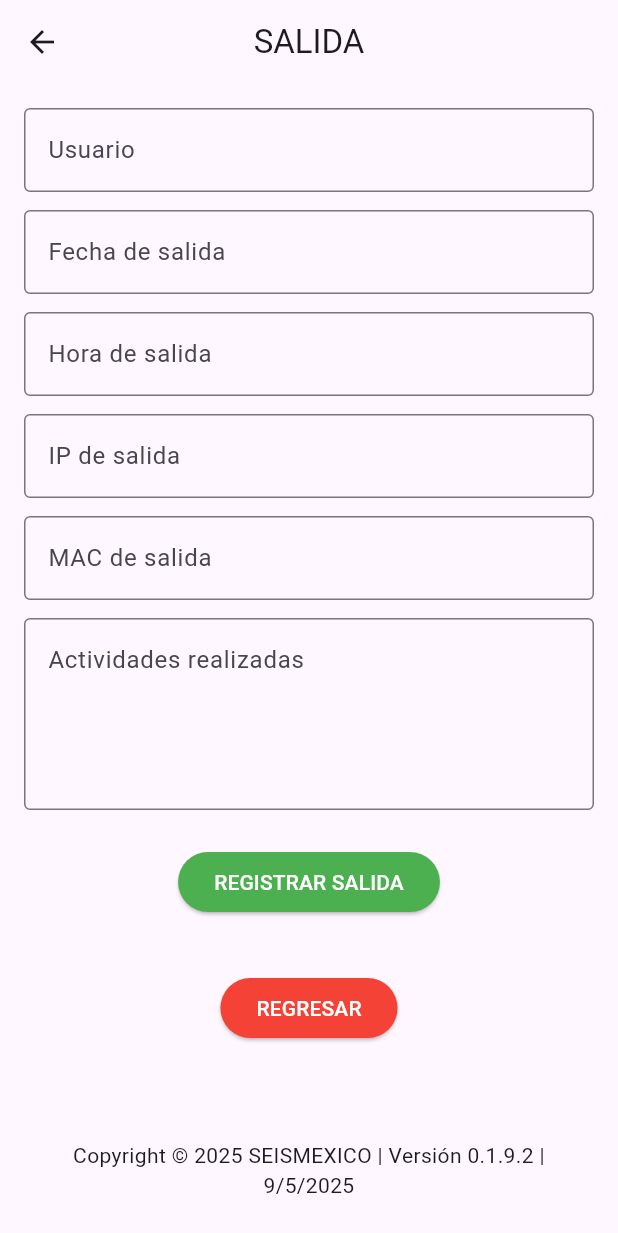
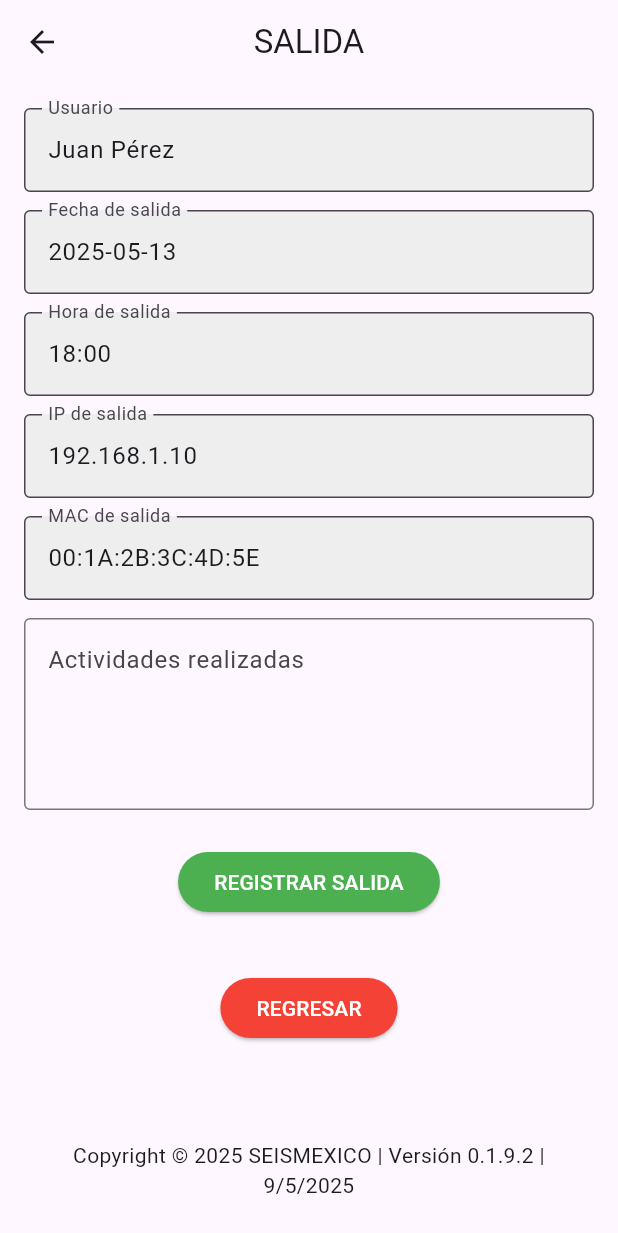
Before and after one commit to angelcruz24/Asistencia, a Flutter app: the Salida screen opened directly, on a phone screen of 412 x 824 dp. Shown: the top 1233 px of the screen. Run offline on Flutter 3.47's test engine with Material 3 defaults, Android fonts, the phone set to English and light mode, and no system bars; our stand-ins replace awesome_dialog.

Commit message:
campos de vista salida corregidos

```diff
--- a/app/flutter_application_asistencia/lib/main.dart
+++ b/app/flutter_application_asistencia/lib/main.dart
@@ -1,5 +1,5 @@
 import 'package:flutter/material.dart';
-import 'package:flutter_application_asistencia/src/views/escritorio.dart';
+//import 'package:flutter_application_asistencia/src/views/escritorio.dart';
 
 import 'package:flutter_application_asistencia/src/views/login.dart';
 //import 'package:flutter_application_asistencia/src/views/salida.dart'; // Asegúrate que el nombre del archivo coincida
@@ -19,7 +19,7 @@ class MyApp extends StatelessWidget {
       theme: ThemeData(
         primarySwatch: Colors.blue,
       ),
-      home: const Escritorio(), // Esta es tu pantal)la de login
+      home: const Login(), // Esta es tu pantal)la de login
     );
   }
 }
--- /dev/null
+++ b/app/flutter_application_asistencia/lib/src/Controllers/salidacontroller.dart
@@ -0,0 +1,31 @@
+// lib/controllers/salida_controller.dart
+import 'package:flutter/material.dart';
+
+class SalidaController {
+  final TextEditingController usuarioController = TextEditingController(text: "Juan Pérez");
+  final TextEditingController fechaSalidaController = TextEditingController(text: "2025-05-13");
+  final TextEditingController horaSalidaController = TextEditingController(text: "18:00");
+  final TextEditingController ipSalidaController = TextEditingController(text: "192.168.1.10");
+  final TextEditingController macSalidaController = TextEditingController(text: "00:1A:2B:3C:4D:5E");
+  final TextEditingController actividadesController = TextEditingController();
+
+  void registrarSalida() {
+    // Aquí puedes poner la lógica de registrar salida
+    debugPrint("Salida registrada:");
+    debugPrint("Usuario: ${usuarioController.text}");
+    debugPrint("Fecha: ${fechaSalidaController.text}");
+    debugPrint("Hora: ${horaSalidaController.text}");
+    debugPrint("IP: ${ipSalidaController.text}");
+    debugPrint("MAC: ${macSalidaController.text}");
+    debugPrint("Actividades: ${actividadesController.text}");
+  }
+
+  void dispose() {
+    usuarioController.dispose();
+    fechaSalidaController.dispose();
+    horaSalidaController.dispose();
+    ipSalidaController.dispose();
+    macSalidaController.dispose();
+    actividadesController.dispose();
+  }
+}
--- a/app/flutter_application_asistencia/lib/src/views/escritorio.dart
+++ b/app/flutter_application_asistencia/lib/src/views/escritorio.dart
@@ -55,7 +55,7 @@ class Escritorio extends StatelessWidget {
               Estilosbotones.btnwarning("REGISTRAR SALIDA", () {
                 Navigator.push(
                   context,
-                  MaterialPageRoute(builder: (context) => const Salida()),
+                  MaterialPageRoute(builder: (context) => Salida()),
                 );// Acción para registrar salida
               }),
               const SizedBox(height: 20),
--- a/app/flutter_application_asistencia/lib/src/views/salida.dart
+++ b/app/flutter_application_asistencia/lib/src/views/salida.dart
@@ -1,16 +1,20 @@
+// lib/views/salida_view.dart
 import 'package:flutter/material.dart';
+import 'package:flutter_application_asistencia/src/Controllers/salidacontroller.dart';
 import 'package:flutter_application_asistencia/src/temas/botones.dart';
 import 'package:flutter_application_asistencia/src/temas/piedepagina.dart';
 import 'package:flutter_application_asistencia/src/views/escritorio.dart';
 
 class Salida extends StatelessWidget {
-  const Salida({super.key});
+  final SalidaController controller = SalidaController();
+
+  Salida({super.key});
 
   @override
   Widget build(BuildContext context) {
     return Scaffold(
       appBar: AppBar(
-        centerTitle: true, // Esto centra el título en Android y iOS
+        centerTitle: true,
         title: const Text("SALIDA"),
       ),
       body: Padding(
@@ -20,21 +24,28 @@ class Salida extends StatelessWidget {
             Expanded(
               child: ListView(
                 children: [
-                  usuario(),
+                  campoSoloLectura("Usuario", controller.usuarioController),
                   const SizedBox(height: 12),
-                  fechasalida(),
+                  campoSoloLectura("Fecha de salida", controller.fechaSalidaController),
                   const SizedBox(height: 12),
-                  horasalida(),
+                  campoSoloLectura("Hora de salida", controller.horaSalidaController),
                   const SizedBox(height: 12),
-                  ipsalida(),
+                  campoSoloLectura("IP de salida", controller.ipSalidaController),
                   const SizedBox(height: 12),
-                  macsalida(),
+                  campoSoloLectura("MAC de salida", controller.macSalidaController),
                   const SizedBox(height: 12),
-                  actividadesrealizadas(),
+                  actividadesrealizadas(controller.actividadesController),
                   const SizedBox(height: 24),
-                  botonsalida(),
+                  Estilosbotones.btnsuccess("REGISTRAR SALIDA", () {
+                    controller.registrarSalida();
+                  }),
                   const SizedBox(height: 16),
-                  botonregresar(context),
+                  Estilosbotones.btndanger("REGRESAR", () {
+                    Navigator.pushReplacement(
+                      context,
+                      MaterialPageRoute(builder: (context) => const Escritorio()),
+                    );
+                  }),
                 ],
               ),
             ),
@@ -45,78 +56,28 @@ class Salida extends StatelessWidget {
     );
   }
 
-  Widget usuario() {
-    return const TextField(
+  Widget campoSoloLectura(String label, TextEditingController controller) {
+    return TextField(
+      controller: controller,
+      readOnly: true,
       decoration: InputDecoration(
-        labelText: 'Usuario',
-        border: OutlineInputBorder(),
+        labelText: label,
+        filled: true,
+        fillColor: Colors.grey[200],
+        border: const OutlineInputBorder(),
       ),
     );
   }
 
-  Widget fechasalida() {
-    return const TextField(
-      decoration: InputDecoration(
-        labelText: 'Fecha de salida',
-        border: OutlineInputBorder(),
-      ),
-    );
-  }
-
-  Widget horasalida() {
-    return const TextField(
-      decoration: InputDecoration(
-        labelText: 'Hora de salida',
-        border: OutlineInputBorder(),
-      ),
-    );
-  }
-
-  Widget ipsalida() {
-    return const TextField(
-      decoration: InputDecoration(
-        labelText: 'IP de salida',
-        border: OutlineInputBorder(),
-      ),
-    );
-  }
-
-  Widget macsalida() {
-    return const TextField(
-      decoration: InputDecoration(
-        labelText: 'MAC de salida',
-        border: OutlineInputBorder(),
-      ),
-    );
-  }
-
-  Widget actividadesrealizadas() {
-    return const TextField(
+  Widget actividadesrealizadas(TextEditingController controller) {
+    return TextField(
+      controller: controller,
       maxLines: 4,
-      decoration: InputDecoration(
+      decoration: const InputDecoration(
         labelText: 'Actividades realizadas',
         alignLabelWithHint: true,
         border: OutlineInputBorder(),
       ),
     );
   }
-
-  Widget botonsalida() {
-    return Estilosbotones.btnsuccess(
-      "REGISTRAR SALIDA",
-      () {}, // Asegúrate de tener esta clase creada
-    );
-  }
 }
-
-Widget botonregresar(BuildContext context) {
-  return Estilosbotones.btndanger(
-  "REGRESAR",
-  () {
-    Navigator.push(
-      context,
-      MaterialPageRoute(builder: (context) => const Escritorio()),
-    );
-  },
-);
-}
```
